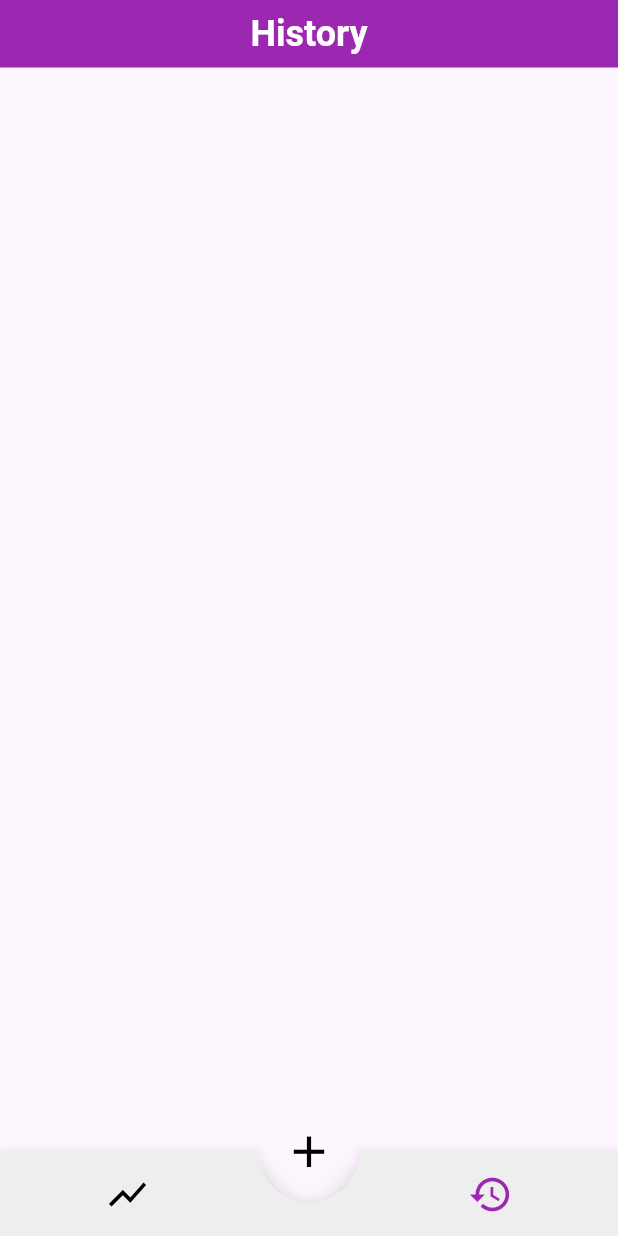
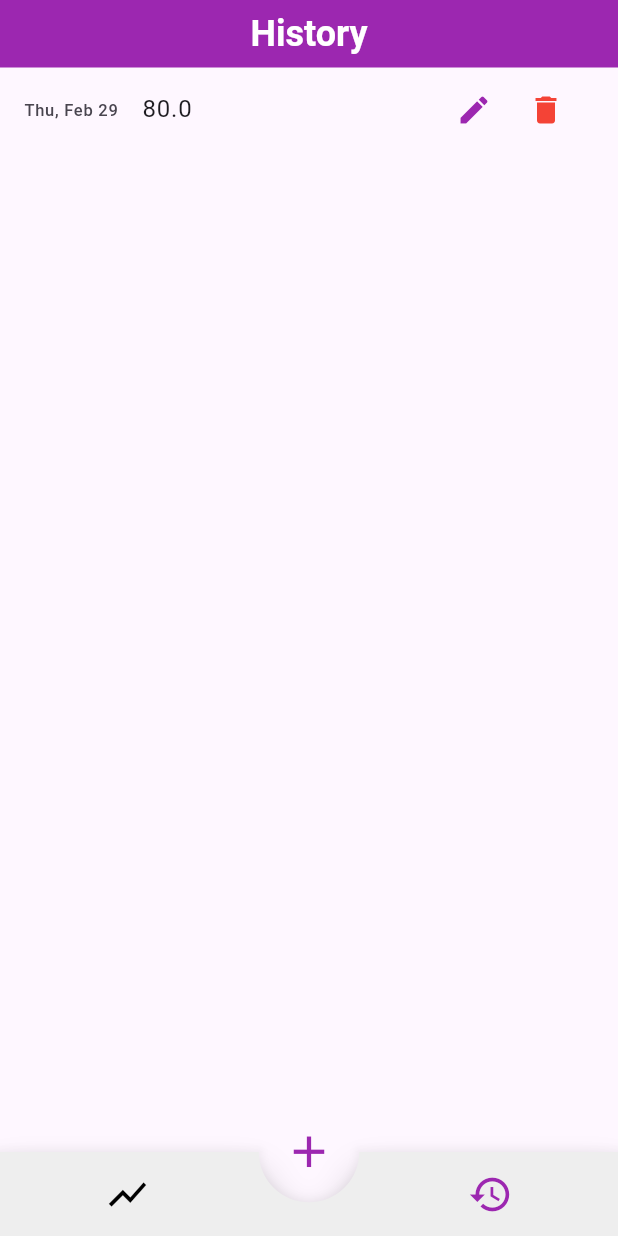
Before and after one commit to gczmurat/weight_tracker, a Flutter app: the screen it shows after launch, item 2 of the bottom bar chosen, on a phone screen of 412 x 824 dp. Run offline on Flutter 3.47's test engine with Material 3 defaults, Android fonts, the phone set to English and light mode, and no system bars; drawn by our look-alikes of animated_bottom_navigation_bar; our stand-ins replace freezed_annotation, get, numberpicker; missing offline and left inert: modern_textfield.

Commit message:
add record page

```diff
--- a/lib/controller.dart
+++ /dev/null
@@ -1,5 +0,0 @@
-import 'package:get/get.dart';
-
-class Controller extends GetxController{
-
-}
--- /dev/null
+++ b/lib/models/records.dart
@@ -0,0 +1,15 @@
+import 'package:freezed_annotation/freezed_annotation.dart';
+part 'records.freezed.dart';
+part 'records.g.dart';
+
+@freezed
+class Records with _$Records {
+  const factory Records({
+    required double weight,
+    required DateTime dateTime,
+    String? note,
+    String? photoUrl,
+  }) = _Records;
+
+  factory Records.fromJson(Map<String, Object> json) => _$RecordsFromJson(json);
+}
--- /dev/null
+++ b/lib/view-model/controller.dart
@@ -0,0 +1,17 @@
+import 'package:flutter_weight_tracker/models/records.dart';
+import 'package:get/get.dart';
+
+class Controller extends GetxController{
+  var records = <Records> [
+    Records(weight: 80, dateTime: DateTime.now())
+  ].obs;
+
+
+  void addRecord(double weight, DateTime dateTime, String notE){
+    records.add(Records(weight: weight, dateTime: DateTime.now()));
+  }
+
+  void deleteRecord(Records record){
+    records.remove(record);
+  }
+}
--- a/lib/views/history.dart
+++ b/lib/views/history.dart
@@ -1,11 +1,18 @@
 import 'package:flutter/material.dart';
+import 'package:flutter_weight_tracker/models/records.dart';
+import 'package:flutter_weight_tracker/view-model/controller.dart';
+import 'package:flutter_weight_tracker/widgets/record_list_tile.dart';
+import 'package:get/get.dart';
 
 class HistoryScreen extends StatelessWidget {
-  const HistoryScreen({super.key});
+  HistoryScreen({super.key});
+
+  final Controller _controller = Get.put(Controller());
 
   @override
   Widget build(BuildContext context) {
-    return Scaffold(
+    List<Records> records = _controller.records;
+    return Obx(() => Scaffold(
       appBar: AppBar(
         title: const Text("History",
             style: TextStyle(
@@ -16,7 +23,14 @@ class HistoryScreen extends StatelessWidget {
         centerTitle: true,
         toolbarHeight: 45,
       ),
-      body: ListView(),
-    );
+      body: records.isEmpty ? const Center(child: Text("Lütfen bir kayıt giriniz"),) : ListView(
+          physics: const BouncingScrollPhysics(),
+          children: records
+              .map((records) => RecordListTile(
+                    records: records,
+                    record: null,
+                  ))
+              .toList()),
+    ));
   }
 }
--- a/lib/views/home.dart
+++ b/lib/views/home.dart
@@ -1,7 +1,9 @@
 import 'package:animated_bottom_navigation_bar/animated_bottom_navigation_bar.dart';
 import 'package:flutter/material.dart';
+import 'package:flutter_weight_tracker/views/add_record.dart';
 import 'package:flutter_weight_tracker/views/graph.dart';
 import 'package:flutter_weight_tracker/views/history.dart';
+import 'package:get/get.dart';
 
 class Home extends StatefulWidget {
   const Home({super.key});
@@ -12,17 +14,17 @@ class Home extends StatefulWidget {
 
 class _HomeState extends State<Home> {
   int _currentTab = 0;
-  Widget _currentScreen = GraphScreen();
+  Widget _currentScreen =  GraphScreen();
   @override
   Widget build(BuildContext context) {
     return Scaffold(
       body: _currentScreen,
       floatingActionButtonLocation: FloatingActionButtonLocation.centerDocked,
       floatingActionButton: IconButton(
-          onPressed: () {},
+          onPressed: () => Get.to(() =>const AddRecordView()),
           icon: const Icon(
             Icons.add,
-            color: Colors.black,
+            color: Colors.purple,
             size: 35,
           )),
       bottomNavigationBar: AnimatedBottomNavigationBar(
@@ -36,7 +38,7 @@ class _HomeState extends State<Home> {
         onTap: (int) {
           setState(() {
             _currentTab = int;
-            _currentScreen = (int == 0) ? GraphScreen() : HistoryScreen();
+            _currentScreen = (int == 0) ?  GraphScreen() : HistoryScreen();
           });
         },
       ),
--- a/lib/widgets/record_list_tile.dart
+++ b/lib/widgets/record_list_tile.dart
@@ -1,14 +1,20 @@
 import 'package:flutter/material.dart';
+import 'package:flutter_weight_tracker/models/records.dart';
+import 'package:flutter_weight_tracker/view-model/controller.dart';
+import 'package:get/get.dart';
 import 'package:intl/intl.dart';
 
 class RecordListTile extends StatelessWidget {
-  const RecordListTile({super.key});
+  final Records records;
+  RecordListTile({super.key, required this.records, required record});
+
+  final Controller _controller = Get.find();
 
   @override
   Widget build(BuildContext context) {
     return ListTile(
-      title: Text("75"),
-      leading: Text(DateFormat("EEE, MMM d").format(DateTime.now())),
+      title: Text(records.weight.toString()),
+      leading: Text(DateFormat("EEE, MMM d").format(records.dateTime)),
       trailing: Row(
         mainAxisSize: MainAxisSize.min,
         children: [
@@ -19,7 +25,7 @@ class RecordListTile extends StatelessWidget {
                 color: Colors.purple,
               )),
           IconButton(
-              onPressed: () {},
+              onPressed: () => _controller.deleteRecord(records),
               icon: const Icon(
                 Icons.delete,
                 color: Colors.red,
--- a/pubspec.yaml
+++ b/pubspec.yaml
@@ -41,6 +41,11 @@ dependencies:
   get: ^4.6.6
   animated_bottom_navigation_bar: ^1.3.3
   intl: ^0.19.0
+  numberpicker: ^2.1.2
+  modern_textfield: ^0.0.6
+  fl_chart: ^0.66.2
+
+
 
 
 
```
Also changed, not shown: lib/models/record.dart (deleted, +0 -15 lines), lib/views/add_record.dart (added, +155 -0 lines), lib/models/records.freezed.dart, lib/models/records.g.dart, pubspec.lock.
